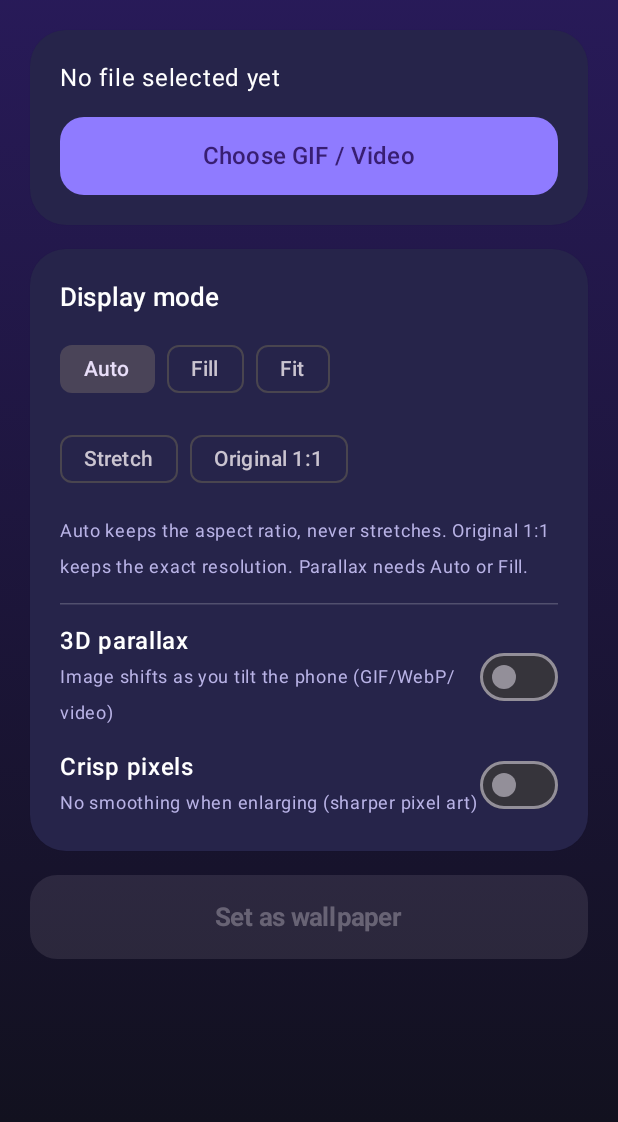
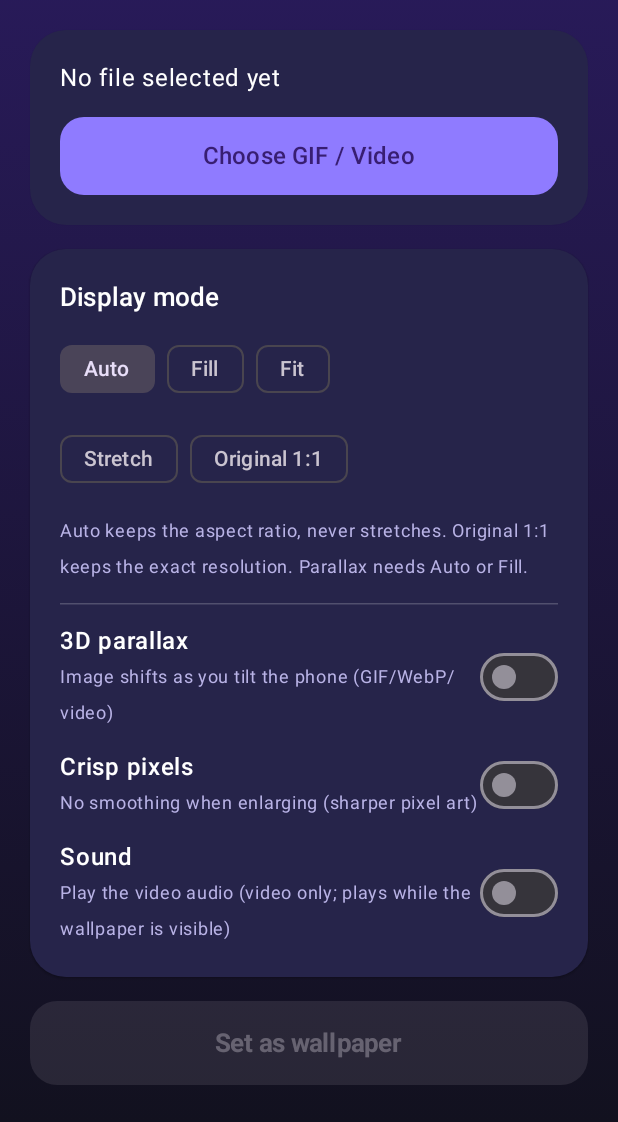
Before and after one commit to nam348tnh3gp/LiveWall, an Android app built with Jetpack Compose: the screen it shows after launch (MainActivity), on a phone screen of 412 x 824 dp, the part 114-1236 px from its top. Run offline under Robolectric (Android 15) with nearby library versions, the phone set to English and light mode, and no system bars.

Commit message:
Update code mới nhất

```diff
--- a/app/src/main/java/com/tgfn/livewall/MainActivity.kt
+++ b/app/src/main/java/com/tgfn/livewall/MainActivity.kt
@@ -98,6 +98,7 @@ fun Screen() {
     var mode by remember { mutableIntStateOf(prefs.mode) }
     var parallax by remember { mutableStateOf(prefs.parallax) }
     var crisp by remember { mutableStateOf(prefs.crisp) }
+    var sound by remember { mutableStateOf(prefs.sound) }
     val ver = sourceVersion.intValue
     val name = remember(ver) { if (prefs.file() != null) prefs.name else "" }
     // Read once: getApplicationLocales() is a binder call on Android 13+, too costly to run on every recomposition.
@@ -193,6 +194,13 @@ fun Screen() {
                         }
                         Switch(checked = crisp, onCheckedChange = { crisp = it; prefs.crisp = it })
                     }
+                    Row(verticalAlignment = Alignment.CenterVertically) {
+                        Column(Modifier.weight(1f)) {
+                            Text(stringResource(R.string.sound), color = Color.White, fontWeight = FontWeight.SemiBold)
+                            Text(stringResource(R.string.sound_desc), color = soft, fontSize = 12.sp)
+                        }
+                        Switch(checked = sound, onCheckedChange = { sound = it; prefs.sound = it })
+                    }
                 }
             }
 
--- a/app/src/main/java/com/tgfn/livewall/Prefs.kt
+++ b/app/src/main/java/com/tgfn/livewall/Prefs.kt
@@ -15,6 +15,9 @@ class Prefs(ctx: Context) {
     var crisp: Boolean
         get() = sp.getBoolean("crisp", false)
         set(v) = sp.edit().putBoolean("crisp", v).apply()
+    var sound: Boolean
+        get() = sp.getBoolean(K_SOUND, false)
+        set(v) = sp.edit().putBoolean(K_SOUND, v).apply()
     val isVideo: Boolean get() = sp.getBoolean("video", false)
     val name: String get() = sp.getString("name", "") ?: ""
 
@@ -27,7 +30,7 @@ class Prefs(ctx: Context) {
     }
 
     companion object {
-        const val K_MODE = "mode"; const val K_PARALLAX = "parallax"; const val K_CRISP = "crisp"
+        const val K_MODE = "mode"; const val K_PARALLAX = "parallax"; const val K_CRISP = "crisp"; const val K_SOUND = "sound"
         const val AUTO = 0; const val FILL = 1; const val FIT = 2; const val STRETCH = 3; const val ORIGINAL = 4
     }
 }
--- a/app/src/main/res/values/strings.xml
+++ b/app/src/main/res/values/strings.xml
@@ -20,5 +20,7 @@
     <string name="original">Original 1:1</string>
     <string name="crisp">Crisp pixels</string>
     <string name="crisp_desc">No smoothing when enlarging (sharper pixel art)</string>
+    <string name="sound">Sound</string>
+    <string name="sound_desc">Play the video audio (video only; plays while the wallpaper is visible)</string>
     <string name="updated">Wallpaper updated</string>
 </resources>
```
Also changed, not shown: app/src/main/java/com/tgfn/livewall/LiveWallpaperService.kt (+20 -2 lines), 1 other file.
